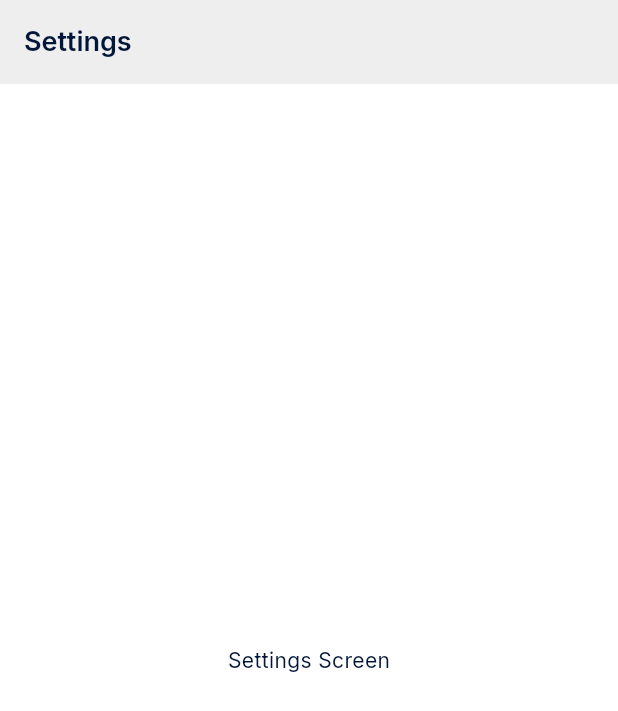
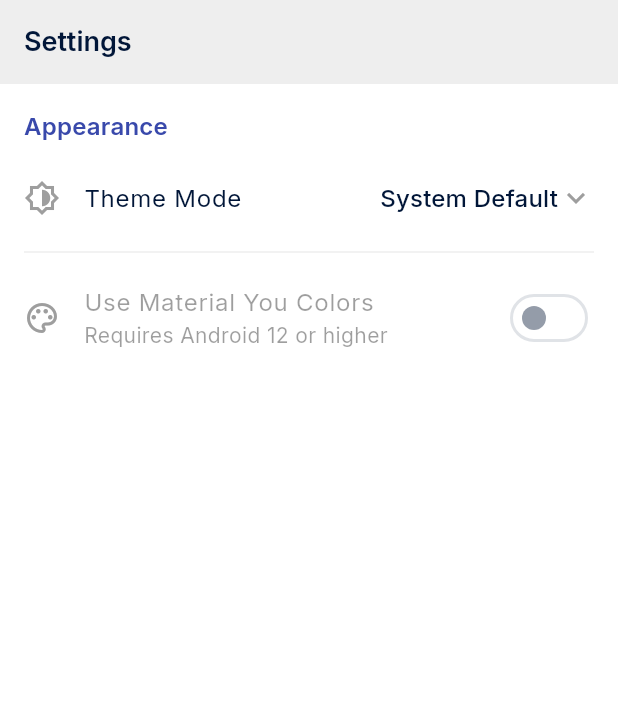
Before and after one commit to once-human/via-commuter, a Flutter app: the SettingsScreen screen opened by its route, on a phone screen of 412 x 824 dp. Shown: the top 711 px of the screen. Run offline on Flutter 3.47's test engine with Material 3 defaults, Android fonts, the phone set to English and light mode, and no system bars; drawn by our look-alikes of dynamic_color; our stand-ins replace country_picker, flutter_svg, go_router, shared_preferences; accounts and stored records are empty.

Commit message:
feat: implement theme switching (light/dark/system) and Material You

```diff
--- /dev/null
+++ b/lib/app/theme/theme_provider.dart
@@ -0,0 +1,51 @@
+import 'package:flutter/material.dart';
+import 'package:shared_preferences/shared_preferences.dart';
+
+class ThemeNotifier extends ChangeNotifier {
+  final SharedPreferences _prefs;
+
+  static const String _themeModeKey = 'theme_mode';
+  static const String _dynamicColorKey = 'dynamic_color_enabled';
+
+  ThemeMode _themeMode = ThemeMode.system; // Default to system
+  bool _isDynamicColorEnabled = true; // Default to enabled
+
+  ThemeNotifier(this._prefs) {
+    _loadPreferences();
+  }
+
+  ThemeMode get themeMode => _themeMode;
+  bool get isDynamicColorEnabled => _isDynamicColorEnabled;
+
+  // Load saved preferences
+  void _loadPreferences() {
+    final savedThemeMode = _prefs.getString(_themeModeKey);
+    if (savedThemeMode != null) {
+      _themeMode = ThemeMode.values.firstWhere(
+        (e) => e.toString() == savedThemeMode,
+        orElse: () => ThemeMode.system,
+      );
+    }
+
+    _isDynamicColorEnabled = _prefs.getBool(_dynamicColorKey) ?? true;
+
+    // Notify listeners after loading initial prefs, though usually done in main
+    // notifyListeners();
+  }
+
+  // Update ThemeMode and save preference
+  Future<void> setThemeMode(ThemeMode mode) async {
+    if (mode == _themeMode) return;
+    _themeMode = mode;
+    await _prefs.setString(_themeModeKey, mode.toString());
+    notifyListeners();
+  }
+
+  // Toggle Dynamic Color and save preference
+  Future<void> setDynamicColor(bool enabled) async {
+    if (enabled == _isDynamicColorEnabled) return;
+    _isDynamicColorEnabled = enabled;
+    await _prefs.setBool(_dynamicColorKey, enabled);
+    notifyListeners();
+  }
+}
--- a/lib/presentation/screens/settings_screen.dart
+++ b/lib/presentation/screens/settings_screen.dart
@@ -1,16 +1,90 @@
+import 'package:dynamic_color/dynamic_color.dart';
 import 'package:flutter/material.dart';
+import 'package:provider/provider.dart';
+import 'package:via_commuter/app/theme/theme_provider.dart'; // Import the provider
 
 class SettingsScreen extends StatelessWidget {
   const SettingsScreen({super.key});
 
   @override
   Widget build(BuildContext context) {
+    // Access the ThemeNotifier
+    final themeNotifier = Provider.of<ThemeNotifier>(context);
+    final theme = Theme.of(context);
+    final colorScheme = theme.colorScheme;
+
     return Scaffold(
       appBar: AppBar(
         title: const Text('Settings'),
       ),
-      body: const Center(
-        child: Text('Settings Screen'),
+      body: ListView(
+        padding: const EdgeInsets.all(16.0),
+        children: [
+          Text(
+            'Appearance',
+            style: theme.textTheme.titleMedium?.copyWith(
+              color: colorScheme.primary,
+              fontWeight: FontWeight.w600,
+            ),
+          ),
+          const SizedBox(height: 8),
+          // Theme Mode Selection
+          ListTile(
+            contentPadding: EdgeInsets.zero,
+            leading: Icon(Icons.brightness_6_outlined, color: colorScheme.onSurfaceVariant),
+            title: const Text('Theme Mode'),
+            trailing: DropdownButton<ThemeMode>(
+              value: themeNotifier.themeMode,
+              underline: Container(), // Remove underline
+              icon: Icon(Icons.expand_more, color: colorScheme.onSurfaceVariant),
+              items: const [
+                DropdownMenuItem(
+                  value: ThemeMode.system,
+                  child: Text('System Default'),
+                ),
+                DropdownMenuItem(
+                  value: ThemeMode.light,
+                  child: Text('Light'),
+                ),
+                DropdownMenuItem(
+                  value: ThemeMode.dark,
+                  child: Text('Dark'),
+                ),
+              ],
+              onChanged: (ThemeMode? mode) {
+                if (mode != null) {
+                  themeNotifier.setThemeMode(mode);
+                }
+              },
+            ),
+          ),
+          const Divider(),
+          // Dynamic Color (Material You) Toggle
+          DynamicColorBuilder(
+            builder: (ColorScheme? lightDynamic, ColorScheme? darkDynamic) {
+              // Only show toggle if dynamic colors are available
+              final bool supportsDynamic = lightDynamic != null && darkDynamic != null;
+              return SwitchListTile(
+                contentPadding: EdgeInsets.zero,
+                secondary: Icon(Icons.color_lens_outlined, color: colorScheme.onSurfaceVariant),
+                title: const Text('Use Material You Colors'),
+                subtitle: Text(
+                  supportsDynamic
+                      ? 'Use colors from your wallpaper (Android 12+)'
+                      : 'Requires Android 12 or higher',
+                ),
+                value: supportsDynamic && themeNotifier.isDynamicColorEnabled,
+                onChanged: supportsDynamic
+                    ? (bool enabled) {
+                        themeNotifier.setDynamicColor(enabled);
+                      }
+                    : null, // Disable toggle if not supported
+              );
+            },
+          ),
+          const SizedBox(height: 24),
+          // You can add other settings sections below
+        ],
       ),
     );
   }
--- a/pubspec.yaml
+++ b/pubspec.yaml
@@ -38,6 +38,8 @@ dependencies:
   # The following adds the Cupertino Icons font to your application.
   # Use with the CupertinoIcons class for iOS style icons.
   cupertino_icons: ^1.0.6
+  provider: ^6.1.4
+  shared_preferences: ^2.5.3
 
 dev_dependencies:
   flutter_test:
```
Also changed, not shown: lib/main.dart (+20 -5 lines), lib/presentation/screens/profile_screen.dart (+17 -2 lines).
